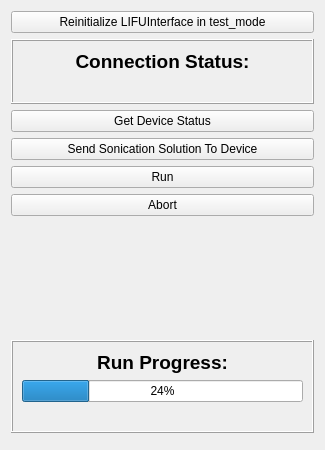
First picture: the form in OpenLIFUSonicationControl/Resources/UI/OpenLIFUSonicationControl.ui, repository OpenwaterHealth/SlicerOpenLIFU, before the edit.
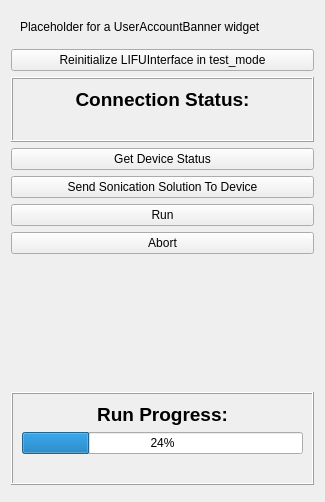
Second picture: the form after the edit. Custom widgets are drawn as their Qt base class.

Commit message: Inject user account banner into modules and revise login update mechanism (#197)

Patch:
```diff
--- a/OpenLIFUSonicationControl/Resources/UI/OpenLIFUSonicationControl.ui
+++ b/OpenLIFUSonicationControl/Resources/UI/OpenLIFUSonicationControl.ui
@@ -7,10 +7,23 @@
     <x>0</x>
     <y>0</y>
     <width>325</width>
-    <height>450</height>
+    <height>502</height>
    </rect>
   </property>
   <layout class="QVBoxLayout" name="verticalLayout_3">
+   <item>
+    <widget class="QWidget" name="userAccountBannerPlaceholder" native="true">
+     <layout class="QVBoxLayout" name="verticalLayout_5">
+      <item>
+       <widget class="QLabel" name="userAccountBannerPlaceholderLabel">
+        <property name="text">
+         <string>Placeholder for a UserAccountBanner widget</string>
+        </property>
+       </widget>
+      </item>
+     </layout>
+    </widget>
+   </item>
    <item>
     <widget class="QPushButton" name="reinitializeLIFUInterfacePushButton">
      <property name="sizePolicy">
```
The commit also changes 13 other files.
